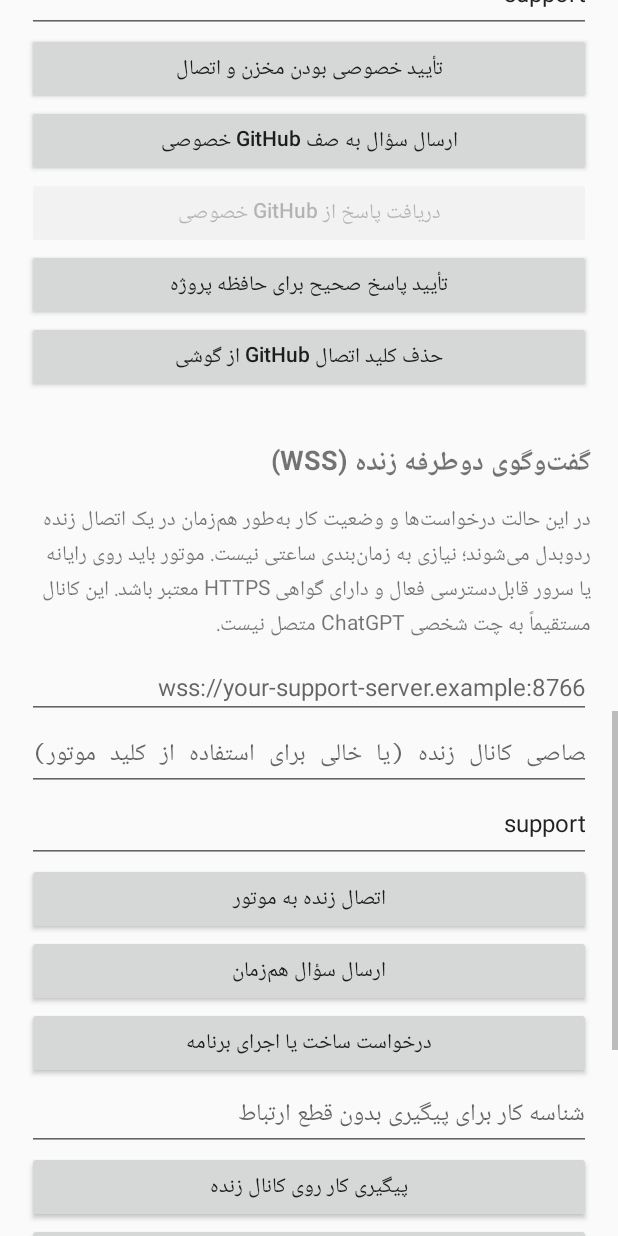
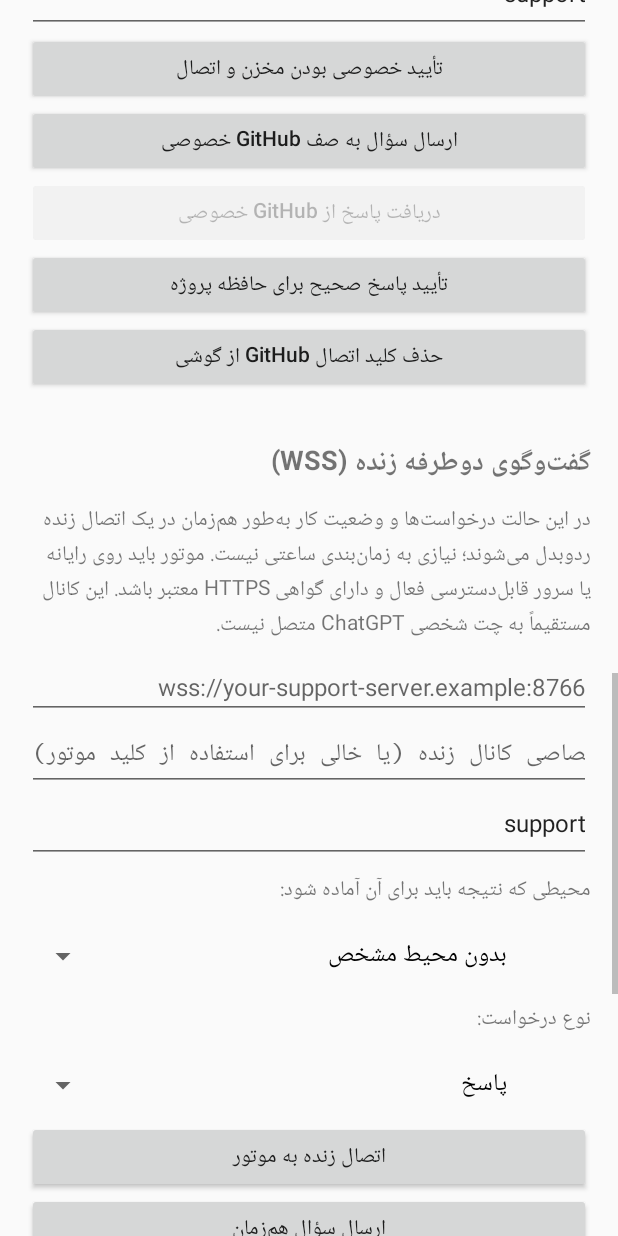
Before and after one commit to aminzare121-maker/amin-faraz, an Android app: the screen it shows after launch (MainActivity), scrolled down 1730 dp, on a phone screen of 412 x 824 dp. Run offline under Robolectric (Android 15) with nearby library versions, the phone set to English and light mode, and no system bars; pictures from the network do not load.

Commit message:
feat(android): owner-selectable destination and build/repair/analysis intent

```diff
--- a/amin-ai-support/android-client/app/src/main/java/com/amin/support/mobile/MainActivity.java
+++ b/amin-ai-support/android-client/app/src/main/java/com/amin/support/mobile/MainActivity.java
@@ -60,6 +60,8 @@ public final class MainActivity extends Activity {
     private EditText liveToken;
     private EditText liveProject;
     private EditText liveJob;
+    private Spinner liveTarget;
+    private Spinner liveOperation;
     private TextView liveStatus;
     private LiveSocketClient liveClient;
     private static final int VOICE_REQUEST = 2401;
@@ -295,6 +297,18 @@ public final class MainActivity extends Activity {
         liveProject = edit("شناسه نرم‌افزار برای کانال زنده", false);
         liveProject.setSingleLine(true);
         root.addView(liveProject);
+        root.addView(text("محیطی که نتیجه باید برای آن آماده شود:", 14, false));
+        liveTarget = new Spinner(this);
+        liveTarget.setAdapter(new ArrayAdapter<>(this,
+                android.R.layout.simple_spinner_dropdown_item,
+                new String[]{"بدون محیط مشخص", "گوشی اندروید", "ویندوز", "وب", "مخزن GitHub"}));
+        root.addView(liveTarget);
+        root.addView(text("نوع درخواست:", 14, false));
+        liveOperation = new Spinner(this);
+        liveOperation.setAdapter(new ArrayAdapter<>(this,
+                android.R.layout.simple_spinner_dropdown_item,
+                new String[]{"پاسخ", "ساخت برنامه", "اصلاح برنامه", "تحلیل", "آماده‌سازی انتشار"}));
+        root.addView(liveOperation);
         Button startLive = button("اتصال زنده به موتور");
         startLive.setOnClickListener(v -> connectLive());
         root.addView(startLive);
@@ -1022,9 +1036,13 @@ public final class MainActivity extends Activity {
                         + "قبولی ساخت یا اجرای نهایی فقط پس از ارائه شواهد است. ارسال شود؟")
                 .setPositiveButton("تأیید و ارسال", (d, which) -> {
                     try {
+                        String[] destinations = {"none", "android", "windows", "web", "github"};
+                        String[] operations = {"answer", "build", "repair", "analyze", "release"};
                         liveClient.work(
                                 LiveEndpointPolicy.project(liveProject.getText().toString().trim()),
-                                message);
+                                message,
+                                destinations[liveTarget.getSelectedItemPosition()],
+                                operations[liveOperation.getSelectedItemPosition()]);
                         liveMessage("کار در صف زنده ثبت می‌شود؛ منتظر شناسه و وضعیت هستیم.");
                     } catch (Exception problem) {
                         liveMessage("ثبت کار ناموفق: " + problem.getMessage());
```
